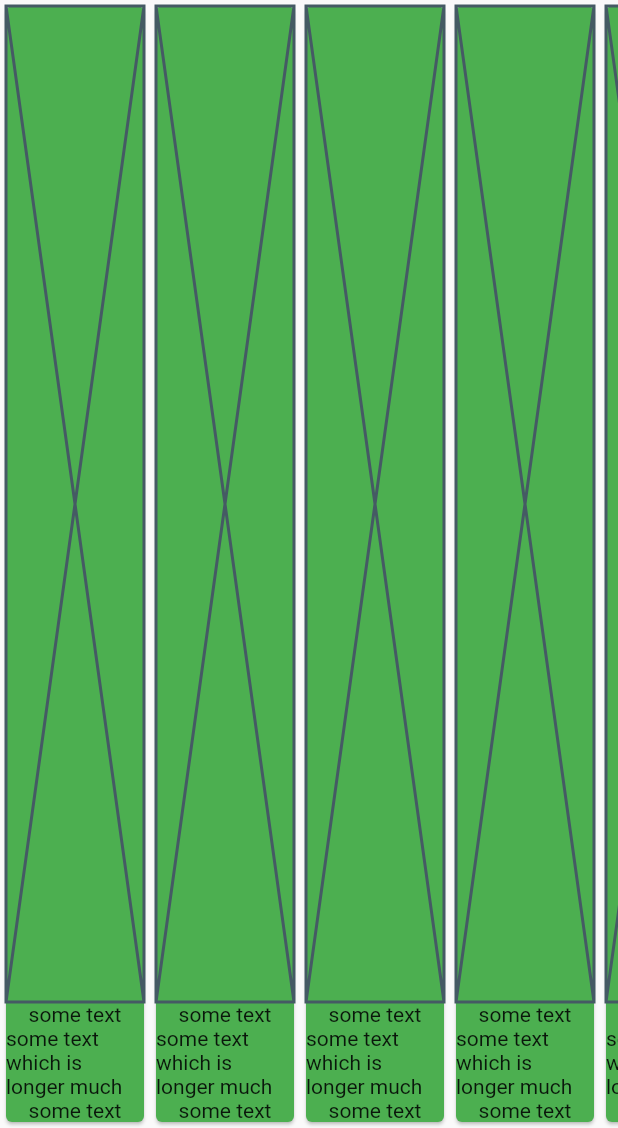
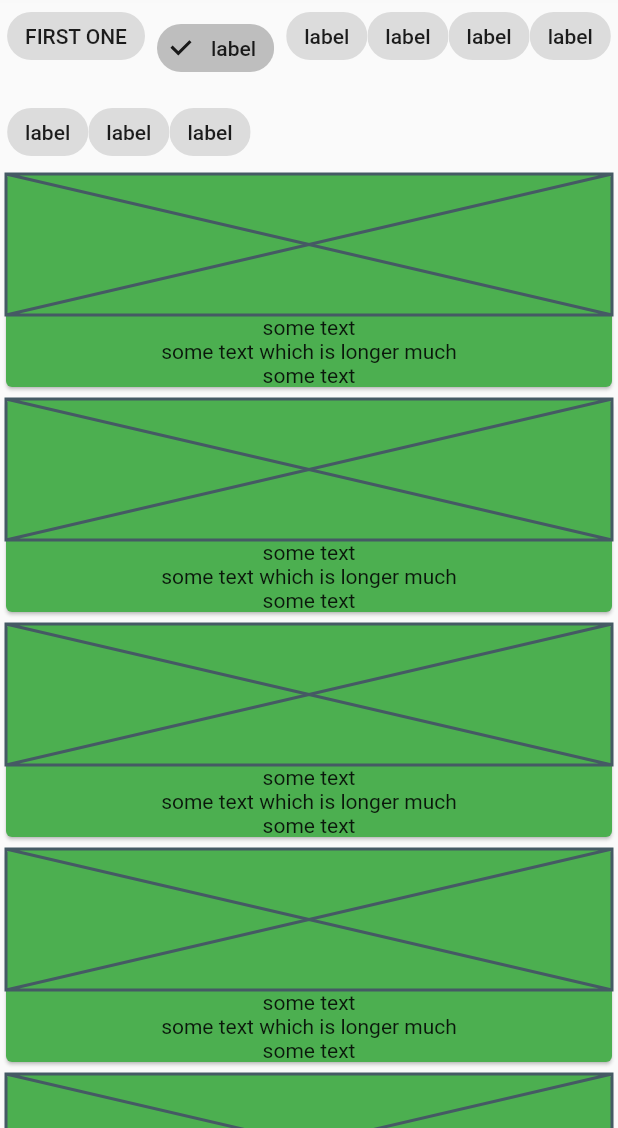
Before and after one commit to mivoligo/app_ideas, a Flutter app: the screen it shows after launch, on a phone screen of 412 x 824 dp, the part 108-1236 px from its top. Run offline on Flutter 3.47's test engine with Material 2 defaults, Android fonts, the phone set to English and light mode, and no system bars.

Commit message:
Experiment with UI

```diff
--- a/lib/ideas/view/idea_card.dart
+++ b/lib/ideas/view/idea_card.dart
@@ -6,7 +6,7 @@ class IdeaCard extends StatelessWidget {
   @override
   Widget build(BuildContext context) {
     return SizedBox(
-      width: 100,
+      height: 150,
       child: Card(
         color: Colors.green,
         child: Column(
--- /dev/null
+++ b/lib/ideas/view/idea_filter.dart
@@ -0,0 +1,53 @@
+import 'package:flutter/material.dart';
+
+class IdeaFilter extends StatelessWidget {
+  const IdeaFilter({Key? key}) : super(key: key);
+
+  @override
+  Widget build(BuildContext context) {
+    return Wrap(
+      children: [
+        ActionChip(
+          label: const Text('FIRST ONE'),
+          onPressed: () {},
+        ),
+        Padding(
+          padding: const EdgeInsets.all(8.0),
+          child: FilterChip(
+            label: const Text('label'),
+            selected: true,
+            onSelected: (_) {},
+          ),
+        ),
+        FilterChip(
+          label: const Text('label'),
+          onSelected: (_) {},
+        ),
+        FilterChip(
+          label: const Text('label'),
+          onSelected: (_) {},
+        ),
+        FilterChip(
+          label: const Text('label'),
+          onSelected: (_) {},
+        ),
+        FilterChip(
+          label: const Text('label'),
+          onSelected: (_) {},
+        ),
+        FilterChip(
+          label: const Text('label'),
+          onSelected: (_) {},
+        ),
+        FilterChip(
+          label: const Text('label'),
+          onSelected: (_) {},
+        ),
+        FilterChip(
+          label: const Text('label'),
+          onSelected: (_) {},
+        ),
+      ],
+    );
+  }
+}
--- a/lib/ideas/view/ideas_view.dart
+++ b/lib/ideas/view/ideas_view.dart
@@ -1,4 +1,5 @@
 import 'package:app_ideas/ideas/view/idea_card.dart';
+import 'package:app_ideas/ideas/view/idea_filter.dart';
 import 'package:flutter/material.dart';
 
 class IdeasView extends StatelessWidget {
@@ -6,12 +7,18 @@ class IdeasView extends StatelessWidget {
 
   @override
   Widget build(BuildContext context) {
-    return ListView.builder(
-      itemCount: 10,
-      scrollDirection: Axis.horizontal,
-      itemBuilder: (context, index) {
-        return const IdeaCard();
-      },
+    return Column(
+      children: [
+        IdeaFilter(),
+        Expanded(
+          child: ListView.builder(
+            itemCount: 10,
+            itemBuilder: (context, index) {
+              return const IdeaCard();
+            },
+          ),
+        ),
+      ],
     );
   }
 }
```
